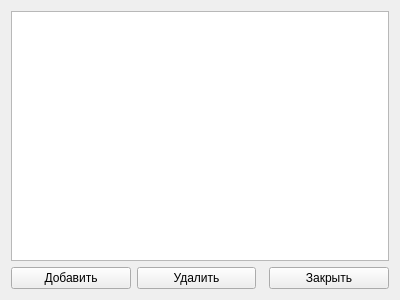
The window that src/ui/dialogs/clientsform.ui (Smurf72T/POC_Terminal_Tracker) describes before a commit, drawn with Qt 5.
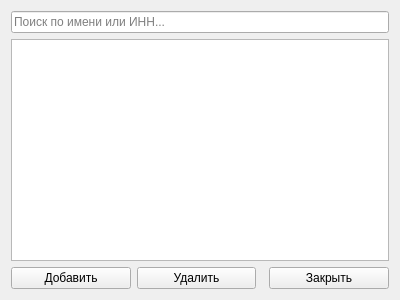
The same window after the commit.

Patch:
```diff
--- a/src/ui/dialogs/clientsform.ui
+++ b/src/ui/dialogs/clientsform.ui
@@ -14,6 +14,16 @@
             <string>Form</string>
         </property>
         <layout class="QVBoxLayout" name="verticalLayout">
+            <item>
+                <widget class="QLineEdit" name="lineEditSearch">
+                    <property name="placeholderText">
+                        <string>Поиск по имени или ИНН...</string>
+                    </property>
+                    <property name="clearButtonEnabled">
+                        <bool>true</bool>
+                    </property>
+                </widget>
+            </item>
             <item>
                 <widget class="QTableView" name="tableView">
                     <property name="alternatingRowColors">
```
